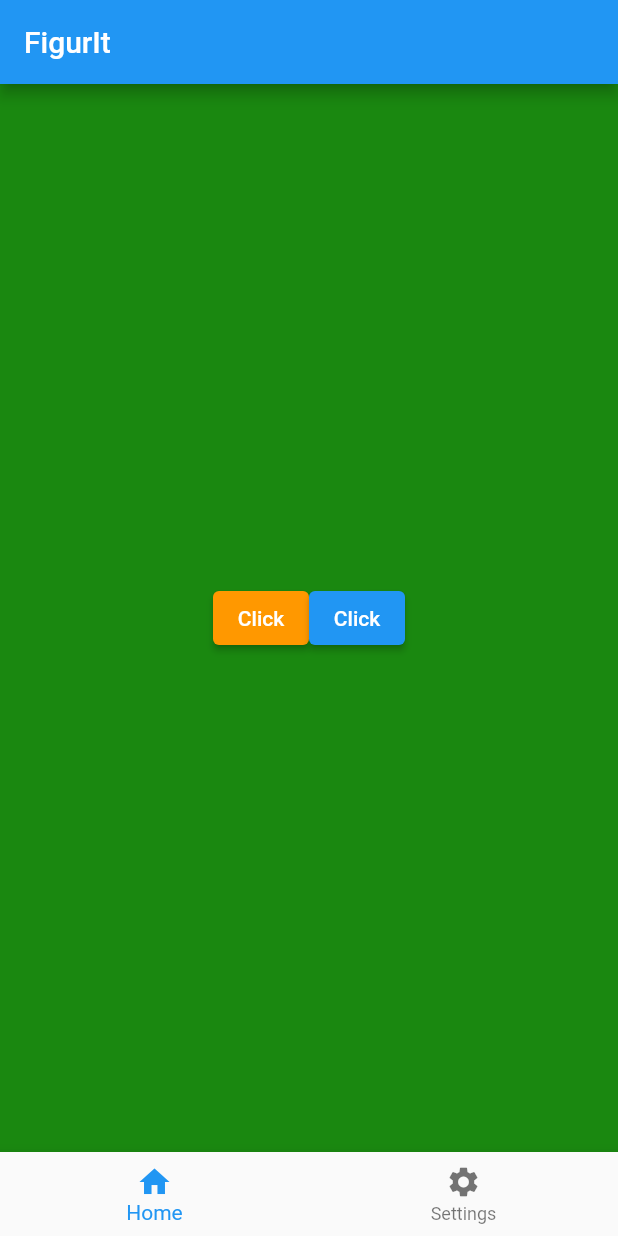
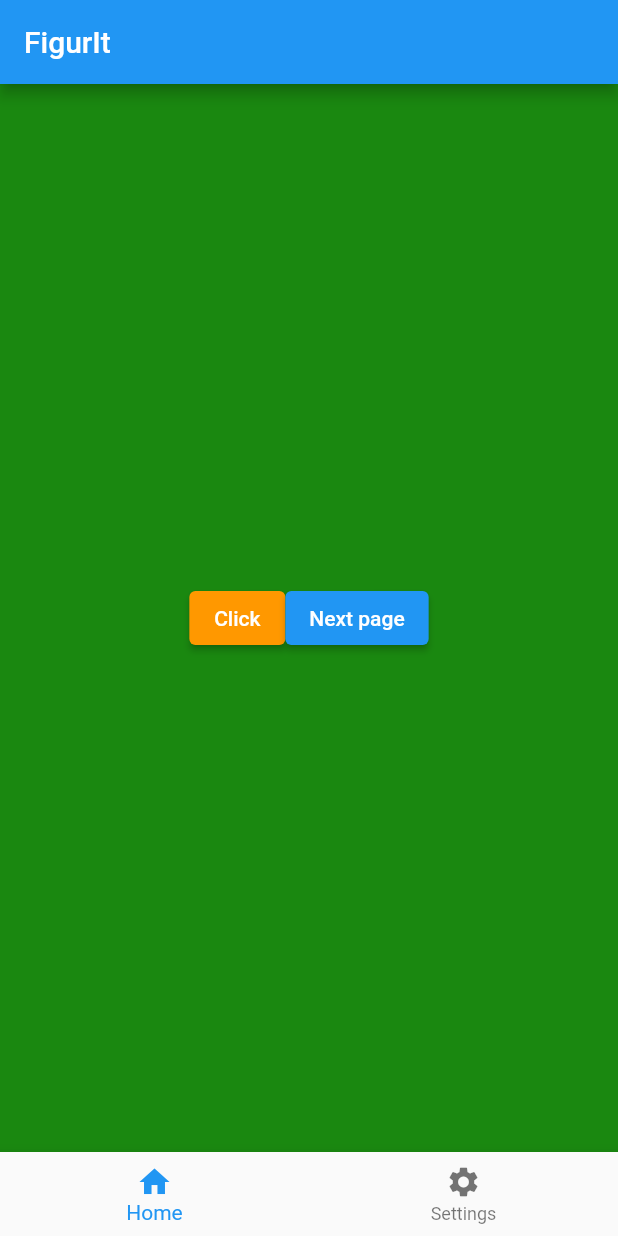
Before and after one commit to andrebarbadoUFSC/fluttertest, a Flutter app: the screen it shows after launch, on a phone screen of 412 x 824 dp. Run offline on Flutter 3.47's test engine with Material 2 defaults, Android fonts, the phone set to English and light mode, and no system bars.

Commit message:
next page

```diff
--- a/lib/main.dart
+++ b/lib/main.dart
@@ -11,17 +11,31 @@ class MyApp2 extends StatefulWidget {
 }
 
 class _MyApp2State extends State<MyApp2> {
-  // criar uma variavel
-  String buttonname = 'Click';
-  int indexAtual = 0;
-
-
   @override
   Widget build(BuildContext context) {
     //tira o debug banner
     return MaterialApp(
       debugShowCheckedModeBanner: false,
-      home: Scaffold(
+      home: Myapp2Ext()
+    );
+  }
+}
+
+
+class Myapp2Ext extends StatefulWidget {
+  Myapp2Ext({super.key});
+  @override
+  State<Myapp2Ext> createState() => _Myapp2ExtState();
+}
+
+class _Myapp2ExtState extends State<Myapp2Ext> {
+
+  String buttonname = 'Click';
+  int indexAtual = 0;
+
+  @override
+  Widget build(BuildContext context) {
+    return Scaffold(
         // scaffold eh a parte principal do app a pag principal
         appBar: AppBar(
           // criei barra de cima
@@ -52,12 +66,14 @@ class _MyApp2State extends State<MyApp2> {
                 ),
                 ElevatedButton(
                   onPressed: () {
-                    //avisa o flutter q mudo algo
-                    setState(() {
-                      buttonname = 'Clicked';
-                    });
+                    Navigator.of(context).push(
+                      MaterialPageRoute(
+                        builder: (context) =>
+                        const NextPage(),
+                      ),
+                    );
                   },
-                  child: Text(buttonname),
+                  child: const Text('Next page'),
                 ),
               ],
             ),
@@ -85,7 +101,17 @@ class _MyApp2State extends State<MyApp2> {
             });
           },
         ),
-      ),
+      );
+  }
+}
+
+class NextPage extends StatelessWidget {
+  const NextPage({Key? key}) : super(key: key);
+
+  @override
+  Widget build(BuildContext context) {
+    return Scaffold(
+      appBar: AppBar(),
     );
   }
 }
```
